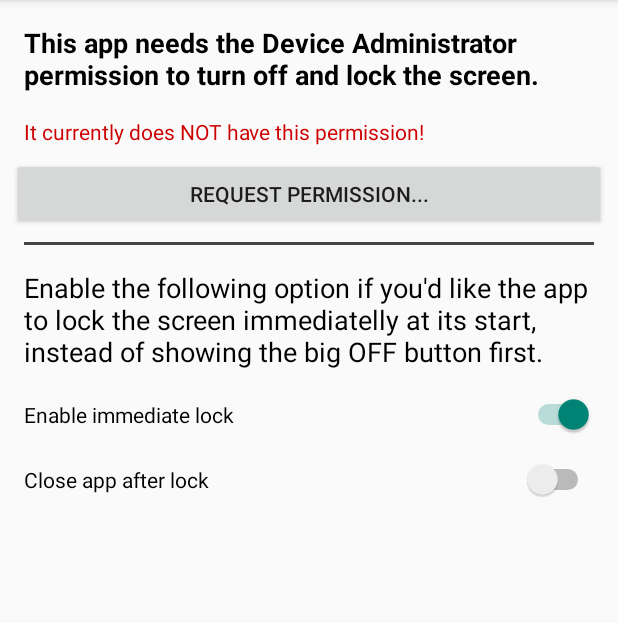
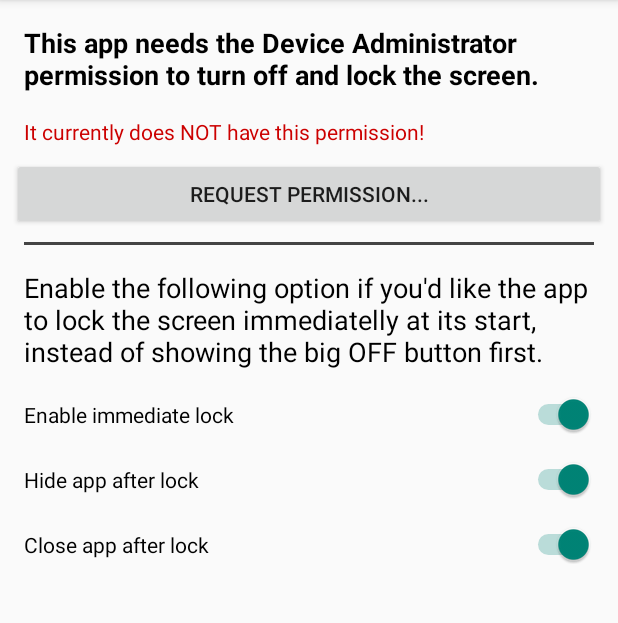
Before and after one commit to e-w-i-t-t/screen-off, an Android app: the SettingsActivity screen opened directly, with no data from a screen before it, after a tap on "Enable immediate lock", on a phone screen of 412 x 824 dp, the part 84-707 px from its top. Run offline under Robolectric (Android 15) with nearby library versions, the phone set to English and light mode, and no system bars; 2 other taps on this screen came first.

Commit message:
feat: 1. add hide setting 2. make exit setting independant of start setting

```diff
--- a/app/src/main/java/de/ewitt/screenoff/SettingsActivity.java
+++ b/app/src/main/java/de/ewitt/screenoff/SettingsActivity.java
@@ -42,6 +42,7 @@ public class SettingsActivity extends AppCompatActivity {
         TextView tvW  = findViewById(R.id.tvWarning);
         Button btn = findViewById(R.id.btnSwitchAdmin);
         Switch swS = findViewById(R.id.swStartMode);
+        Switch swH = findViewById(R.id.swHideMode);
         Switch swE = findViewById(R.id.swEndMode);
 
         tv.setText(getString(active ? R.string.tv_admin_state_positive : R.string.tv_admin_state_negative));
@@ -51,35 +52,34 @@ public class SettingsActivity extends AppCompatActivity {
         Context context = SettingsActivity.this;
         SharedPreferences sharedPref = context.getSharedPreferences(getString(R.string.preferences_file), Context.MODE_PRIVATE);
         boolean immediate = sharedPref.getBoolean(getString(R.string.preferences_key_immediate), false);
+        boolean hide = sharedPref.getBoolean(getString(R.string.preferences_key_hide), false);
         boolean exit = sharedPref.getBoolean(getString(R.string.preferences_key_exit), false);
 
         swS.setChecked(immediate);
-
-        swE.setChecked(immediate && exit);
-        swE.setEnabled(immediate);
+        swH.setChecked(hide);
+        swE.setChecked(exit);
 
         tvW.setVisibility((immediate && exit && active) ? View.VISIBLE : View.GONE);
     }
 
     public void switchStartMode(View view) {
-        Switch sw = findViewById(R.id.swStartMode);
+        switchMode(R.id.swStartMode, R.string.preferences_key_immediate);
+    }
+
+    public void switchHideMode(View view) {
+        switchMode(R.id.swHideMode, R.string.preferences_key_hide);
+    }
+
+    public void switchEndMode(View view) {
+        switchMode(R.id.swEndMode, R.string.preferences_key_exit);
+    }
+
+    private void  switchMode(int viewId, int keyStringId) {
+        Switch sw = findViewById(viewId);
         Context context = SettingsActivity.this;
         SharedPreferences sharedPref = context.getSharedPreferences(getString(R.string.preferences_file), Context.MODE_PRIVATE);
         SharedPreferences.Editor prefEditor = sharedPref.edit();
-        prefEditor.putBoolean(getString(R.string.preferences_key_immediate), sw.isChecked());
-        if (!sw.isChecked()) {
-            prefEditor.putBoolean(getString(R.string.preferences_key_exit), false);
-        }
-        prefEditor.apply();
-        updateStates(false);
-    }
-
-    public void switchEndMode(View view) {
-        Switch sw = findViewById(R.id.swEndMode);
-        Context context = SettingsActivity.this;
-        SharedPreferences sharedPref = context.getSharedPreferences(getString(R.string.preferences_file), Context.MODE_PRIVATE);
-        SharedPreferences.Editor prefEditor = sharedPref.edit();
-        prefEditor.putBoolean(getString(R.string.preferences_key_exit), sw.isChecked());
+        prefEditor.putBoolean(getString(keyStringId), sw.isChecked());
         prefEditor.apply();
         updateStates(false);
     }
--- a/app/src/main/res/layout/activity_settings.xml
+++ b/app/src/main/res/layout/activity_settings.xml
@@ -44,8 +44,26 @@
                 android:layout_marginRight="16dp"
                 android:layout_marginStart="16dp"
                 android:layout_marginTop="16dp"
+                android:enabled="true"
                 android:onClick="switchEndMode"
                 android:text="@string/sw_end_mode"
+                android:textAppearance="@style/TextAppearance.AppCompat.Small"
+                app:layout_constraintEnd_toEndOf="parent"
+                app:layout_constraintStart_toStartOf="parent"
+                app:layout_constraintTop_toBottomOf="@+id/swHideMode" />
+
+            <Switch
+                android:id="@+id/swHideMode"
+                android:layout_width="0dp"
+                android:layout_height="wrap_content"
+                android:layout_marginEnd="16dp"
+                android:layout_marginLeft="16dp"
+                android:layout_marginRight="16dp"
+                android:layout_marginStart="16dp"
+                android:layout_marginTop="16dp"
+                android:enabled="true"
+                android:onClick="switchHideMode"
+                android:text="@string/sw_hide_mode"
                 android:textAppearance="@style/TextAppearance.AppCompat.Small"
                 app:layout_constraintEnd_toEndOf="parent"
                 app:layout_constraintStart_toStartOf="parent"
@@ -76,6 +94,7 @@
                 android:layout_marginStart="16dp"
                 android:layout_marginTop="16dp"
                 android:checked="false"
+                android:enabled="true"
                 android:onClick="switchStartMode"
                 android:text="@string/sw_start_mode"
                 android:textAppearance="@style/TextAppearance.AppCompat.Small"
@@ -137,7 +156,7 @@
                     android:id="@+id/hr"
                     android:layout_width="match_parent"
                     android:layout_height="2dp"
-                    android:background="#444"></TableRow>
+                    android:background="#444"/>
 
 
             </LinearLayout>
--- a/app/src/main/res/values/strings.xml
+++ b/app/src/main/res/values/strings.xml
@@ -4,8 +4,6 @@
     <string name="device_admin_description">This app needs the Device Administrator permission to turn off and lock the screen.</string>
     <string name="im_btn_off_description">Turn off and lock the screen</string>
     <string name="btn_config_text">Settings</string>
-    <string name="preferences_file" translatable="false">de.ewitt.screenoff.preferences</string>
-    <string name="preferences_key_immediate" translatable="false">de.ewitt.screenoff.preferences.immediate</string>
     <string name="tv_admin_state_positive">It does already have this permission.</string>
     <string name="tv_admin_state_negative">It currently does NOT have this permission!</string>
     <string name="btn_switch_admin_on">Request permission...</string>
@@ -14,7 +12,12 @@
     <string name="sw_start_mode">Enable immediate lock</string>
     <string name="device_admin_disabled_toast">Permission removed!</string>
     <string name="sw_end_mode">Close app after lock</string>
+    <string name="sw_hide_mode">Hide app after lock</string>
     <string name="tv_warning">Warning: You\'ll never be able to reach this dialog again!\n(Only after reinstalling the app or disabling its Device Admin permission via Android Settings/Apps/Special Access/Device Admin Apps.)</string>
+
+    <string name="preferences_file" translatable="false">de.ewitt.screenoff.preferences</string>
+    <string name="preferences_key_immediate" translatable="false">de.ewitt.screenoff.preferences.immediate</string>
     <string name="preferences_key_exit" translatable="false">de.ewitt.screenoff.preferences.exit</string>
+    <string name="preferences_key_hide" translatable="false">de.ewitt.screenoff.preferences.hide</string>
 
 </resources>
```
Also changed, not shown: app/src/main/java/de/ewitt/screenoff/MainActivity.java (+9 -4 lines), 2 other files.
